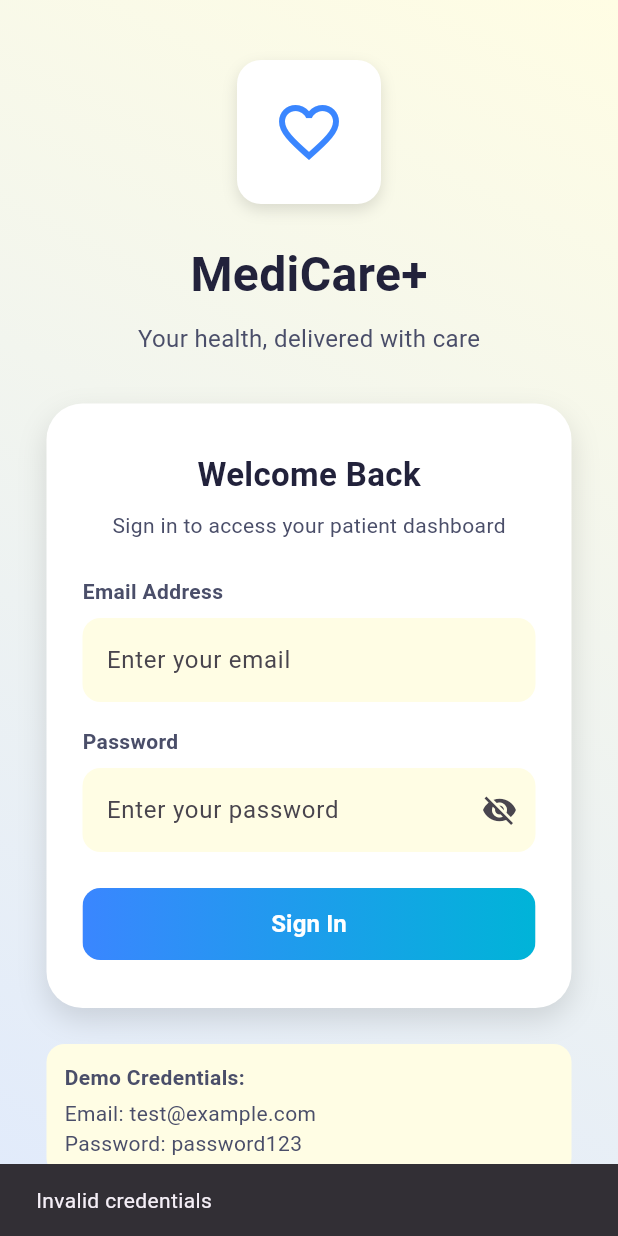
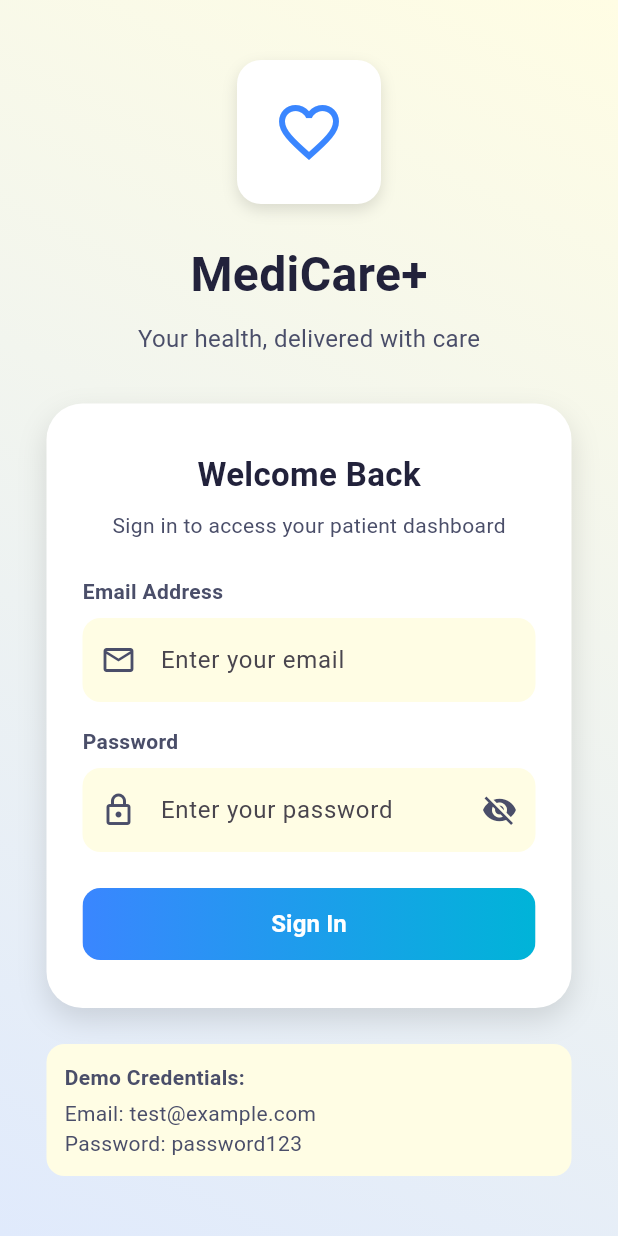
Before and after one commit to princetomar27/patient-dashboard-flutter, a Flutter app: the screen it shows after launch, after a tap on "Sign In", on a phone screen of 412 x 824 dp. Run offline on Flutter 3.47's test engine with Material 3 defaults, Android fonts, the light colour scheme and no system bars; drawn by our look-alikes of flutter_form_builder; our stand-ins replace equatable, flutter_bloc, form_builder_validators, get_it, go_router, shared_preferences.

Commit message:
Add form validation and refactor login functionality

```diff
--- a/lib/features/auth/presentation/cubit/auth_cubit.dart
+++ b/lib/features/auth/presentation/cubit/auth_cubit.dart
@@ -1,12 +1,15 @@
 import 'package:equatable/equatable.dart';
 import 'package:flutter/widgets.dart';
 import 'package:flutter_bloc/flutter_bloc.dart';
+import 'package:flutter_form_builder/flutter_form_builder.dart';
+import 'package:form_builder_validators/form_builder_validators.dart';
 
 import '../../domain/entities/user_entity.dart';
+import '../../domain/repositories/auth_repository.dart';
+import '../../domain/usecases/check_login_status_usecase.dart';
 import '../../domain/usecases/login_usecase.dart';
 import '../../domain/usecases/save_login_status_usecase.dart';
-import '../../domain/usecases/check_login_status_usecase.dart';
-import '../../domain/repositories/auth_repository.dart';
+
 part 'auth_state.dart';
 
 class AuthCubit extends Cubit<AuthState> {
@@ -17,6 +20,7 @@
 
   final TextEditingController emailController = TextEditingController();
   final TextEditingController passwordController = TextEditingController();
+  final formKey = GlobalKey<FormBuilderState>();
 
   AuthCubit(
     this.loginUseCase,
@@ -39,8 +43,11 @@
     emit(const AuthInitial());
   }
 
-  Future<void> login(String email, String password) async {
+  Future<void> login() async {
     emit(const AuthLoading());
+    final email = emailController.text.trim();
+    final password = passwordController.text.trim();
+    if (formKey.currentState?.saveAndValidate() ?? false) {
       final user = await loginUseCase(email: email, password: password);
       if (user != null) {
         await saveLoginStatusUseCase(isLoggedIn: true, user: user);
@@ -49,10 +56,33 @@
         emit(const AuthFailed('Invalid credentials'));
       }
     }
+  }
 
   Future<void> logout() async {
     await saveLoginStatusUseCase(isLoggedIn: false, user: null);
     emit(const AuthInitial());
+  }
+
+  String? Function(String?)? get emailValidator =>
+      FormBuilderValidators.compose([
+        FormBuilderValidators.required(errorText: 'Email is required'),
+        FormBuilderValidators.email(errorText: 'Please enter a valid email'),
+      ]);
+
+  String? Function(String?)? get passwordValidator =>
+      FormBuilderValidators.compose([
+        FormBuilderValidators.required(errorText: 'Password is required'),
+        FormBuilderValidators.minLength(
+          6,
+          errorText: 'Password must be at least 6 characters',
+        ),
+      ]);
+
+  bool validateLogin() {
+    if (formKey.currentState?.saveAndValidate() ?? false) {
+      return true;
+    }
+    return false;
   }
 
   @override
--- a/lib/features/auth/presentation/widgets/login_form.dart
+++ b/lib/features/auth/presentation/widgets/login_form.dart
@@ -1,10 +1,11 @@
 import 'package:flutter/material.dart';
 import 'package:flutter_bloc/flutter_bloc.dart';
+import 'package:flutter_form_builder/flutter_form_builder.dart';
 import 'package:go_router/go_router.dart';
 
 import '../cubit/auth_cubit.dart';
 
-class LoginForm extends StatelessWidget {
+class LoginForm extends StatefulWidget {
   final bool obscurePassword;
   final VoidCallback onTogglePassword;
 
@@ -13,6 +14,19 @@
     required this.obscurePassword,
     required this.onTogglePassword,
   });
+
+  @override
+  State<LoginForm> createState() => _LoginFormState();
+}
+
+class _LoginFormState extends State<LoginForm> {
+  bool _obscurePassword = true;
+
+  @override
+  void initState() {
+    super.initState();
+    _obscurePassword = widget.obscurePassword;
+  }
 
   @override
   Widget build(BuildContext context) {
@@ -28,7 +42,9 @@
       },
       builder: (context, state) {
         final authCubit = context.read<AuthCubit>();
-        return Column(
+        return FormBuilder(
+          key: authCubit.formKey,
+          child: Column(
             crossAxisAlignment: CrossAxisAlignment.start,
             children: [
               const Center(
@@ -57,17 +73,24 @@
                 ),
               ),
               const SizedBox(height: 8),
-            TextField(
+              FormBuilderTextField(
+                name: 'email',
                 controller: authCubit.emailController,
-              decoration: InputDecoration(
+                decoration: const InputDecoration(
                   hintText: 'Enter your email',
                   filled: true,
                   fillColor: Color(0xFFFFFDE4),
                   border: OutlineInputBorder(
-                  borderRadius: BorderRadius.circular(12),
+                    borderRadius: BorderRadius.all(Radius.circular(12)),
                     borderSide: BorderSide.none,
                   ),
+                  prefixIcon: Icon(
+                    Icons.email_outlined,
+                    color: Color(0xFF4A4E69),
                   ),
+                ),
+                keyboardType: TextInputType.emailAddress,
+                validator: authCubit.emailValidator,
               ),
               const SizedBox(height: 16),
               const Text(
@@ -78,24 +101,38 @@
                 ),
               ),
               const SizedBox(height: 8),
-            TextField(
+              FormBuilderTextField(
+                name: 'password',
                 controller: authCubit.passwordController,
-              obscureText: obscurePassword,
+                obscureText: _obscurePassword,
                 decoration: InputDecoration(
                   hintText: 'Enter your password',
                   filled: true,
-                fillColor: Color(0xFFFFFDE4),
-                border: OutlineInputBorder(
-                  borderRadius: BorderRadius.circular(12),
+                  fillColor: const Color(0xFFFFFDE4),
+                  border: const OutlineInputBorder(
+                    borderRadius: BorderRadius.all(Radius.circular(12)),
                     borderSide: BorderSide.none,
+                  ),
+                  prefixIcon: const Icon(
+                    Icons.lock_outlined,
+                    color: Color(0xFF4A4E69),
                   ),
                   suffixIcon: IconButton(
                     icon: Icon(
-                    obscurePassword ? Icons.visibility_off : Icons.visibility,
+                      _obscurePassword
+                          ? Icons.visibility_off
+                          : Icons.visibility,
+                      color: const Color(0xFF4A4E69),
                     ),
-                  onPressed: onTogglePassword,
+                    onPressed: () {
+                      setState(() {
+                        _obscurePassword = !_obscurePassword;
+                      });
+                      widget.onTogglePassword();
+                    },
                   ),
                 ),
+                validator: authCubit.passwordValidator,
               ),
               const SizedBox(height: 24),
               SizedBox(
@@ -113,10 +150,9 @@
                             elevation: 0,
                           ),
                           onPressed: () {
-                          context.read<AuthCubit>().login(
-                            authCubit.emailController.text,
-                            authCubit.passwordController.text,
-                          );
+                            if (authCubit.validateLogin()) {
+                              authCubit.login();
+                            }
                           },
                           child: Ink(
                             decoration: BoxDecoration(
@@ -140,6 +176,7 @@
                         ),
               ),
             ],
+          ),
         );
       },
     );
--- a/pubspec.yaml
+++ b/pubspec.yaml
@@ -40,6 +40,8 @@
   go_router: ^16.0.0
   shared_preferences: ^2.5.3
   intl: ^0.19.0
+  flutter_form_builder: ^9.3.1
+  form_builder_validators: ^11.1.2
 
 dev_dependencies:
   flutter_test:
```
Also changed, not shown: lib/core/utils/validators.dart (added, +51 -0 lines), pubspec.lock. Lines whose indentation alone changed are shown as unchanged.
